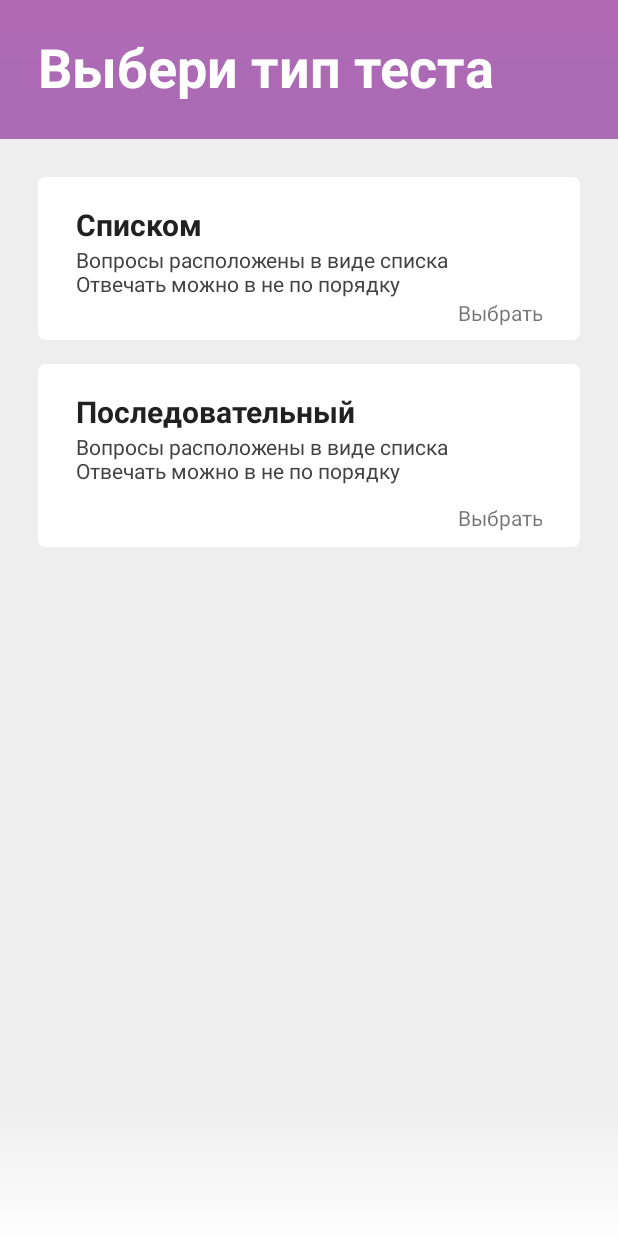
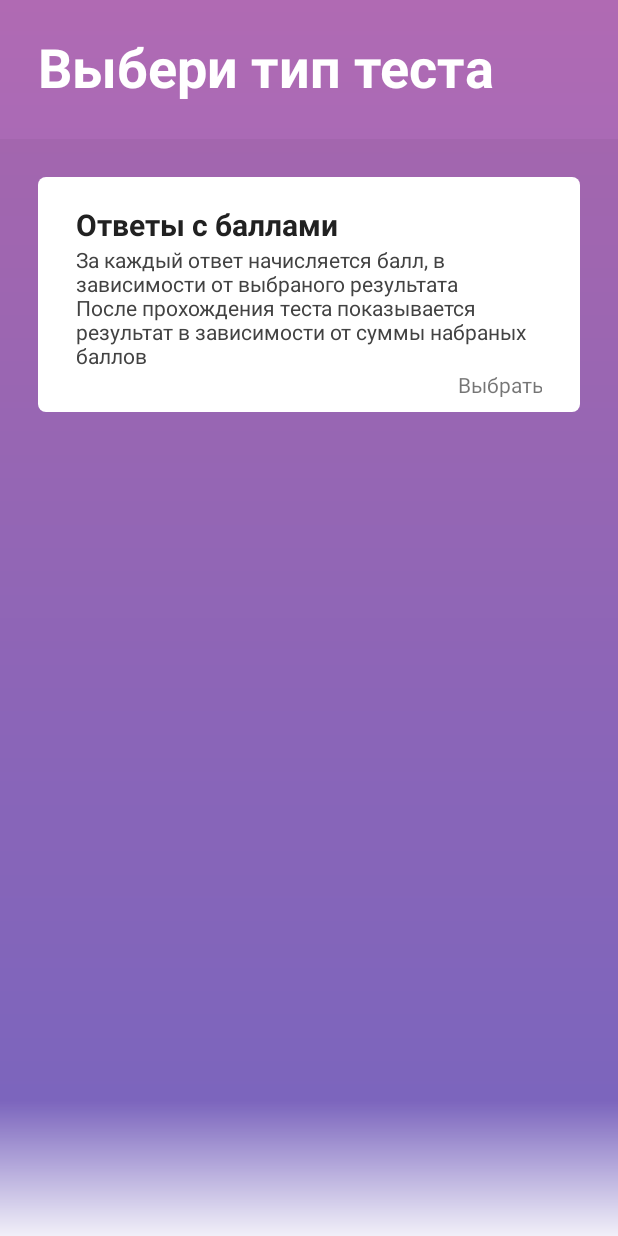
Before and after one commit to m0ksem/Tests, an Android app: the ChooseType screen opened directly, with no data from a screen before it, on a phone screen of 412 x 824 dp. Run offline under Robolectric (Android 15) with nearby library versions, the phone set to English and light mode, and no system bars.

Commit message:
Created score test

```diff
--- a/app/src/main/java/com/example/m0ksem/imprtest/Test.kt
+++ b/app/src/main/java/com/example/m0ksem/imprtest/Test.kt
@@ -1,5 +1,6 @@
 package com.example.m0ksem.imprtest
 
+import android.util.Log
 import java.io.Serializable
 
 open class Test(val name: String = "Псих тест", val author: String = "m0ksem") : Serializable {
@@ -54,7 +55,8 @@ class ScoreTest(name: String, author: String) : Test(name, author) {
     fun getResult(position: Int): String {
         for (r in results) {
             val result: ScoreTest.Result = r as Result
-            if (result.min <= position && result.max > position) result.text
+            Log.d("Result $r", "text: ${r.text}, min ${r.min}, max ${r.max}")
+            if (result.min <= position && result.max > position) return result.text
         }
         return "Пользователь $author не добавил ничего для ваших результатов :("
     }
--- a/app/src/main/java/com/example/m0ksem/imprtest/TestCreate/ChooseType/ChooseType.kt
+++ b/app/src/main/java/com/example/m0ksem/imprtest/TestCreate/ChooseType/ChooseType.kt
@@ -22,10 +22,6 @@ class ChooseType : AppCompatActivity() {
                 intent.putExtra("type", "answers_with_score");
                 setResult(RESULT_OK, intent);
             }
-            R.id.create_test_choose_type_sequential -> {
-                intent.putExtra("type", "sequential");
-                setResult(RESULT_OK, intent);
-            }
         }
         finish()
     }
--- a/app/src/main/res/layout/activity_choose_type.xml
+++ b/app/src/main/res/layout/activity_choose_type.xml
@@ -58,7 +58,7 @@
             <TextView
                 android:layout_width="match_parent"
                 android:layout_height="wrap_content"
-                android:text="@string/create_test_type_list"
+                android:text="@string/create_test_type_score"
                 android:textColor="@color/colorTextHeader"
                 android:textSize="20sp"
                 android:textStyle="bold" />
@@ -66,7 +66,7 @@
             <TextView
                 android:layout_width="match_parent"
                 android:layout_height="wrap_content"
-                android:text="@string/create_test_type_list_info"
+                android:text="@string/create_test_type_score_info"
                 android:textColor="@color/colorText" />
 
             <TextView
@@ -77,41 +77,41 @@
 
         </LinearLayout>
 
-        <LinearLayout
-            android:id="@+id/create_test_choose_type_sequential"
-            android:layout_width="match_parent"
-            android:layout_height="wrap_content"
-            android:layout_marginBottom="8dp"
-            android:layout_marginTop="8dp"
-            android:background="@drawable/rounded_background"
-            android:onClick="onClick"
-            android:orientation="vertical"
-            android:paddingLeft="25dp"
-            android:paddingRight="25dp"
-            android:paddingTop="18dp">
+        <!--<LinearLayout-->
+            <!--android:id="@+id/create_test_choose_type_sequential"-->
+            <!--android:layout_width="match_parent"-->
+            <!--android:layout_height="wrap_content"-->
+            <!--android:layout_marginBottom="8dp"-->
+            <!--android:layout_marginTop="8dp"-->
+            <!--android:background="@drawable/rounded_background"-->
+            <!--android:onClick="onClick"-->
+            <!--android:orientation="vertical"-->
+            <!--android:paddingLeft="25dp"-->
+            <!--android:paddingRight="25dp"-->
+            <!--android:paddingTop="18dp">-->
 
-            <TextView
-                android:layout_width="match_parent"
-                android:layout_height="wrap_content"
-                android:text="@string/create_test_type_sequential"
-                android:textColor="@color/colorTextHeader"
-                android:textSize="20sp"
-                android:textStyle="bold" />
+            <!--<TextView-->
+                <!--android:layout_width="match_parent"-->
+                <!--android:layout_height="wrap_content"-->
+                <!--android:text="@string/create_test_type_sequential"-->
+                <!--android:textColor="@color/colorTextHeader"-->
+                <!--android:textSize="20sp"-->
+                <!--android:textStyle="bold" />-->
 
-            <TextView
-                android:layout_width="match_parent"
-                android:layout_height="wrap_content"
-                android:layout_marginBottom="12dp"
-                android:text="@string/create_test_type_list_info"
-                android:textColor="@color/colorText" />
+            <!--<TextView-->
+                <!--android:layout_width="match_parent"-->
+                <!--android:layout_height="wrap_content"-->
+                <!--android:layout_marginBottom="12dp"-->
+                <!--android:text="@string/create_test_type_list_info"-->
+                <!--android:textColor="@color/colorText" />-->
 
-            <TextView
-                android:layout_width="match_parent"
-                android:layout_height="wrap_content"
-                android:text="@string/create_test_choose"
-                android:textAlignment="textEnd" />
+            <!--<TextView-->
+                <!--android:layout_width="match_parent"-->
+                <!--android:layout_height="wrap_content"-->
+                <!--android:text="@string/create_test_choose"-->
+                <!--android:textAlignment="textEnd" />-->
 
-        </LinearLayout>
+        <!--</LinearLayout>-->
 
         <!--<android.support.v7.widget.RecyclerView-->
         <!--android:id="@+id/tag_list"-->
--- a/app/src/main/res/layout/activity_set_questions.xml
+++ b/app/src/main/res/layout/activity_set_questions.xml
@@ -5,7 +5,7 @@
     android:layout_width="match_parent"
     android:layout_height="match_parent"
     android:background="@drawable/gradient"
-    tools:context=".TestCreate.ChooseTags.ChooseTags">
+    tools:context=".TestCreate.SetQuestions.SetQuestions">
 
     <LinearLayout
         android:id="@+id/linearLayout7"
--- a/app/src/main/res/layout/activity_set_results.xml
+++ b/app/src/main/res/layout/activity_set_results.xml
@@ -5,7 +5,7 @@
     android:layout_width="match_parent"
     android:layout_height="match_parent"
     android:background="@drawable/gradient"
-    tools:context=".TestCreate.ChooseTags.ChooseTags">
+    tools:context=".TestCreate.SetResults.SetResults">
 
     <LinearLayout
         android:id="@+id/linearLayout7"
@@ -87,7 +87,7 @@
             android:layout_marginEnd="8dp"
             android:background="@drawable/button_bg_gradient"
             android:gravity="center_vertical|center"
-            android:onClick="addQuestion"
+            android:onClick="addResult"
             android:text="@string/add_button"
             android:textAlignment="center"
             android:textColor="@color/colorTextOnButtons"
--- a/app/src/main/res/values/colors.xml
+++ b/app/src/main/res/values/colors.xml
@@ -8,7 +8,7 @@
     <color name="colorTextOnButtons">#ffffff</color>
 
     <color name="colorBackground">#ffffff</color>
-    <color name="colorBackgroundDarken">#eeeeee</color>
+    <color name="colorBackgroundDarken">#0a000000</color>
 
     <color name="colorText">#424242</color>
     <color name="colorTextHeader">#212121</color>
--- a/app/src/main/res/values/strings.xml
+++ b/app/src/main/res/values/strings.xml
@@ -63,9 +63,11 @@
     <string name="create_test_enter_question_text">Введите текст вопроса</string>
     <string name="create_test_enter_answer">Ответ</string>
     <string name="create_test_enter_value">Значение</string>
+    <string name="create_test_max">Макс.</string>
+    <string name="create_test_min">Мин.</string>
 
-    <string name="create_test_type_list">Списком</string>
-    <string name="create_test_type_list_info">Вопросы расположены в виде списка \nОтвечать можно в не по порядку</string>
+    <string name="create_test_type_score">Ответы с баллами</string>
+    <string name="create_test_type_score_info">За каждый ответ начисляется балл, в зависимости от выбраного результата\nПосле прохождения теста показывается результат в зависимости от суммы набраных баллов</string>
     <string name="create_test_type_sequential">Последовательный</string>
     <string name="create_test_type_sequential_info">Один вопрос на экране  Пока не будет ответа на текущий вопрос, следущий будет не доступен</string>
 
```
Also changed, not shown: app/src/main/AndroidManifest.xml (+6 -2 lines), app/src/main/java/com/example/m0ksem/imprtest/TestCreate/SetQuestions/SetQuestions.kt (+21 -5 lines), app/src/main/java/com/example/m0ksem/imprtest/TestCreate/SetResults/SetResults.kt (+77 -44 lines), app/src/main/java/com/example/m0ksem/imprtest/TestCreate/TestCreate.kt (+5 -4 lines), app/src/main/java/com/example/m0ksem/imprtest/TestList/TestsList.kt (+20 -9 lines), app/src/main/java/com/example/m0ksem/imprtest/TestView/TestViewActivity.kt (+8 -1 lines), app/src/main/res/layout/create_test_score_result.xml (+5 -7 lines).
